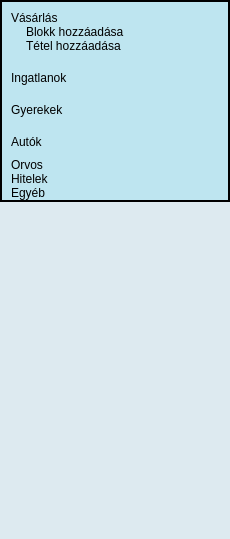
First picture: the form in FamilyFinancies/submenuexpenses.ui, repository DannyFreecs/FamilyBudgetSimple, before the edit.
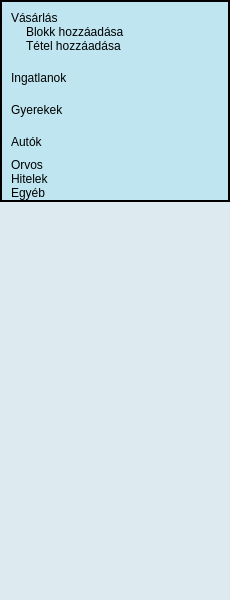
Second picture: the form after the edit. Icons and pictures are not drawn.

```diff
--- a/FamilyFinancies/submenuexpenses.ui
+++ b/FamilyFinancies/submenuexpenses.ui
@@ -7,9 +7,21 @@
     <x>0</x>
     <y>0</y>
     <width>230</width>
-    <height>539</height>
+    <height>600</height>
    </rect>
   </property>
+  <property name="minimumSize">
+   <size>
+    <width>230</width>
+    <height>600</height>
+   </size>
+  </property>
+  <property name="maximumSize">
+   <size>
+    <width>230</width>
+    <height>1080</height>
+   </size>
+  </property>
   <property name="windowTitle">
    <string>MainWindow</string>
   </property>
```
